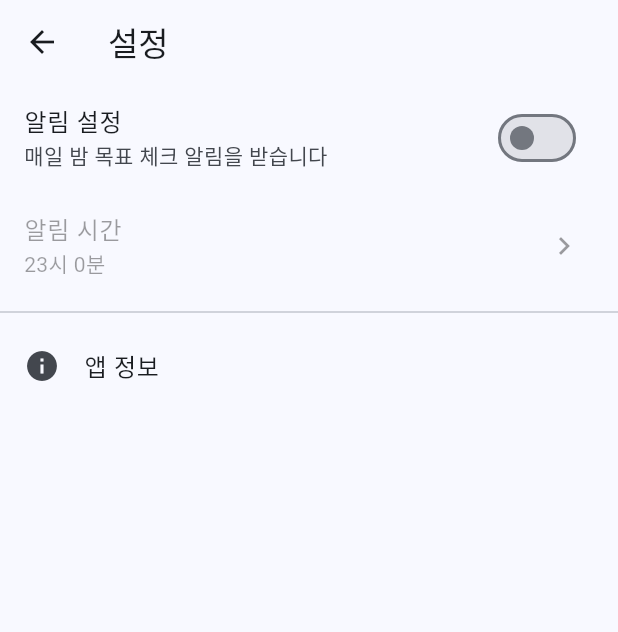
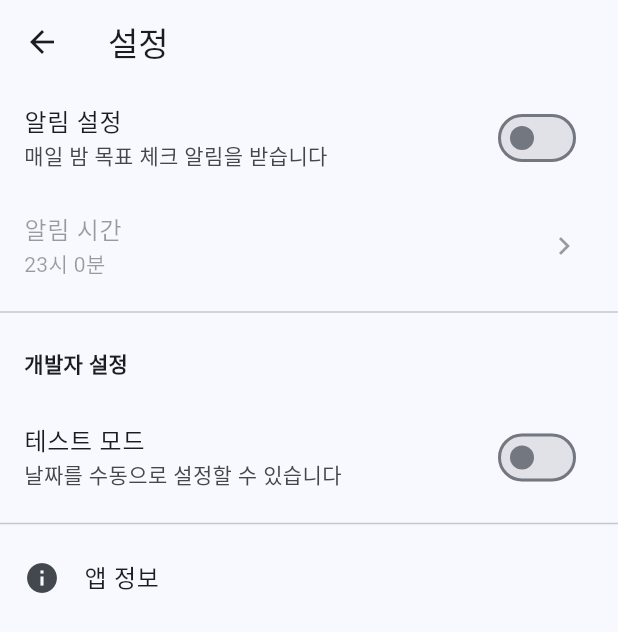
Before and after one commit to JingyunKim/my-app-project, a Flutter app: the SettingsScreen screen opened directly, after a tap on "알림 설정", on a phone screen of 412 x 824 dp. Shown: the top 632 px of the screen. Run offline on Flutter 3.47's test engine with Material 3 defaults, Android fonts, the phone set to English and light mode, and no system bars; our stand-ins replace flutter_local_notifications, flutter_native_timezone, shared_preferences, sqflite, table_calendar, timezone; missing offline and left inert: flutter_emoji; accounts and stored records are empty.

Commit message:
테스트 모드 개발

```diff
--- a/monthly_focus/lib/models/app_settings.dart
+++ b/monthly_focus/lib/models/app_settings.dart
@@ -6,6 +6,8 @@
  * - notification_time: 일일 알림 시간
  * - next_month_notification: 다음 달 목표 알림 여부
  * - theme_mode: 앱 테마 모드 (라이트/다크)
+ * - is_test_mode: 테스트 모드 활성화 여부
+ * - test_date: 테스트 모드에서 사용할 날짜
  *
  * 기능:
  * - JSON 직렬화/역직렬화
@@ -15,18 +17,57 @@
 
 import 'package:flutter/material.dart';
 import 'dart:convert';
+import 'package:provider/provider.dart';
 
-class AppSettings {
-  final bool notificationEnabled;
-  final TimeOfDay notificationTime;
-  final TimeOfDay resetTime;
+class AppSettings extends ChangeNotifier {
+  bool _notificationEnabled;
+  TimeOfDay _notificationTime;
+  TimeOfDay _resetTime;
+  bool _isTestMode;
+  DateTime? _testDate;
+
+  bool get notificationEnabled => _notificationEnabled;
+  TimeOfDay get notificationTime => _notificationTime;
+  TimeOfDay get resetTime => _resetTime;
+  bool get isTestMode => _isTestMode;
+  DateTime? get testDate => _testDate;
+
+  set notificationEnabled(bool value) {
+    _notificationEnabled = value;
+    notifyListeners();
+  }
+
+  set notificationTime(TimeOfDay value) {
+    _notificationTime = value;
+    notifyListeners();
+  }
+
+  set resetTime(TimeOfDay value) {
+    _resetTime = value;
+    notifyListeners();
+  }
+
+  set isTestMode(bool value) {
+    _isTestMode = value;
+    notifyListeners();
+  }
+
+  set testDate(DateTime? value) {
+    _testDate = value;
+    notifyListeners();
+  }
 
   AppSettings({
-    this.notificationEnabled = true,
+    bool notificationEnabled = true,
     TimeOfDay? notificationTime,
     TimeOfDay? resetTime,
-  })  : notificationTime = notificationTime ?? const TimeOfDay(hour: 23, minute: 0),
-        resetTime = resetTime ?? const TimeOfDay(hour: 2, minute: 0);
+    bool isTestMode = false,
+    DateTime? testDate,
+  })  : _notificationEnabled = notificationEnabled,
+        _notificationTime = notificationTime ?? const TimeOfDay(hour: 23, minute: 0),
+        _resetTime = resetTime ?? const TimeOfDay(hour: 2, minute: 0),
+        _isTestMode = isTestMode,
+        _testDate = testDate;
 
   // SharedPreferences에서 사용할 Map 변환 메서드
   Map<String, dynamic> toMap() {
@@ -36,6 +77,8 @@ class AppSettings {
       'notification_minute': notificationTime.minute,
       'reset_hour': resetTime.hour,
       'reset_minute': resetTime.minute,
+      'is_test_mode': isTestMode,
+      'test_date': testDate?.toIso8601String(),
     };
   }
 
@@ -45,15 +88,19 @@ class AppSettings {
   // SharedPreferences에서 데이터를 가져올 때 사용할 팩토리 메서드
   factory AppSettings.fromMap(Map<String, dynamic> map) {
     return AppSettings(
-      notificationEnabled: map['notification_enabled'] as bool,
+      notificationEnabled: map['notification_enabled'] as bool? ?? true,
       notificationTime: TimeOfDay(
-        hour: map['notification_hour'] as int,
-        minute: map['notification_minute'] as int,
+        hour: (map['notification_hour'] as int?) ?? 23,
+        minute: (map['notification_minute'] as int?) ?? 0,
       ),
       resetTime: TimeOfDay(
-        hour: map['reset_hour'] as int,
-        minute: map['reset_minute'] as int,
+        hour: (map['reset_hour'] as int?) ?? 2,
+        minute: (map['reset_minute'] as int?) ?? 0,
       ),
+      isTestMode: map['is_test_mode'] as bool? ?? false,
+      testDate: map['test_date'] != null
+          ? DateTime.parse(map['test_date'] as String)
+          : null,
     );
   }
 
@@ -66,11 +113,15 @@ class AppSettings {
     bool? notificationEnabled,
     TimeOfDay? notificationTime,
     TimeOfDay? resetTime,
+    bool? isTestMode,
+    DateTime? testDate,
   }) {
     return AppSettings(
       notificationEnabled: notificationEnabled ?? this.notificationEnabled,
       notificationTime: notificationTime ?? this.notificationTime,
       resetTime: resetTime ?? this.resetTime,
+      isTestMode: isTestMode ?? this.isTestMode,
+      testDate: testDate ?? this.testDate,
     );
   }
 }
--- a/monthly_focus/lib/providers/goal_provider.dart
+++ b/monthly_focus/lib/providers/goal_provider.dart
@@ -16,41 +16,33 @@
 import 'package:flutter/material.dart';
 import '../models/goal.dart';
 import '../models/daily_check.dart';
+import '../models/app_settings.dart';
 import '../services/database_service.dart';
 import '../services/storage_service.dart';
+import '../utils/date_utils.dart';
 
 class GoalProvider with ChangeNotifier {
   final DatabaseService _db = DatabaseService();
   final StorageService _storage = StorageService();
+  AppSettings _settings;
+
   List<Goal> _monthlyGoals = [];
   List<Goal> _nextMonthGoals = [];  // 다음 달 목표 저장
   List<DailyCheck> _todayChecks = [];
-  DateTime _currentMonth = DateTime.now();
+  late DateTime _currentMonth;
   Map<DateTime, List<DailyCheck>> _dailyChecksCache = {};
   Set<DateTime> _loadingDates = {};
 
-  // TODO: [테스트 코드] 배포 전 아래 테스트용 코드 제거
-  // 1. testCurrentDate 변수
-  // 2. testCurrentDate getter
-  // 3. setTestCurrentDate 메서드
-  // 4. canSetNextMonthGoals 메서드에서 실제 DateTime.now() 사용하도록 변경
-  // 5. HomeScreen의 날짜 변경 버튼 제거
-  DateTime _testCurrentDate = DateTime.now();
-  DateTime get testCurrentDate => _testCurrentDate;
-
-  Future<void> setTestCurrentDate(DateTime date) async {
-    _testCurrentDate = date;
-    _currentMonth = DateTime(date.year, date.month);
-    await loadMonthlyGoals();
-    await loadNextMonthGoals();
-    await loadTodayChecks();
-    notifyListeners();
+  GoalProvider(this._settings) {
+    _currentMonth = AppDateUtils.getCurrentDate();
   }
 
   List<Goal> get monthlyGoals => _monthlyGoals;
   List<Goal> get nextMonthGoals => _nextMonthGoals;  // 다음 달 목표 getter
   List<DailyCheck> get todayChecks => _todayChecks;
   DateTime get currentMonth => _currentMonth;
+
+  DateTime get _now => AppDateUtils.getCurrentDate();
 
   // 현재 월의 목표 로드
   Future<void> loadMonthlyGoals() async {
@@ -67,7 +59,7 @@ class GoalProvider with ChangeNotifier {
 
   // 오늘의 체크 상태 로드
   Future<void> loadTodayChecks() async {
-    final now = DateTime.now();
+    final now = _now;
     _todayChecks = await _db.getDailyChecksByDate(
       DateTime(now.year, now.month, now.day),
     );
@@ -103,7 +95,7 @@ class GoalProvider with ChangeNotifier {
 
   // 캐시 정리
   void clearOldCache() {
-    final now = DateTime.now();
+    final now = _now;
     final oneMonthAgo = DateTime(now.year, now.month - 1, now.day);
 
     _dailyChecksCache.removeWhere((date, _) => date.isBefore(oneMonthAgo));
@@ -119,7 +111,7 @@ class GoalProvider with ChangeNotifier {
   // 새로운 목표 추가
   Future<void> addGoal(String title, String? emoji, int position) async {
     // 다음 달 1일 생성
-    final now = DateTime.now();
+    final now = _now;
     final nextMonth = DateTime(now.year, now.month + 1, 1);
 
     final goal = Goal(
@@ -135,7 +127,7 @@ class GoalProvider with ChangeNotifier {
 
   // 목표 체크 상태 업데이트
   Future<void> toggleGoalCheck(Goal goal) async {
-    final now = DateTime.now();
+    final now = _now;
     final today = DateTime(now.year, now.month, now.day);
 
     // 이미 체크된 항목이 있는지 확인
@@ -177,7 +169,7 @@ class GoalProvider with ChangeNotifier {
 
   // 다음 달 목표 설정 가능 여부 확인
   bool canSetNextMonthGoals() {
-    final now = testCurrentDate;  // DateTime.now() 대신 testCurrentDate 사용
+    final now = _now;
     final installDate = _storage.getInstallDate();
 
     // 설치 당월인 경우 항상 설정 가능
@@ -189,6 +181,12 @@ class GoalProvider with ChangeNotifier {
     return now.day >= 25;
   }
 
+  // 설정 업데이트
+  void updateSettings(AppSettings settings) {
+    _settings = settings;
+    loadTodayChecks(); // 테스트 모드 변경을 반영하기 위해 오늘의 체크 상태 다시 로드
+  }
+
   // 특정 월의 목표 조회
   Future<List<Goal>> getGoalsByMonth(DateTime month) async {
     return await _db.getGoalsByMonth(month);
--- a/monthly_focus/lib/screens/settings/settings_screen.dart
+++ b/monthly_focus/lib/screens/settings/settings_screen.dart
@@ -8,18 +8,22 @@
  * - 테마 설정 (라이트/다크 모드)
  * - 앱 정보 표시
  * - 데이터 백업/복원
+ * - 테스트 모드 설정
  *
  * 화면 구성:
  * - NotificationSettings: 알림 관련 설정
  * - ThemeSettings: 테마 모드 설정
  * - AppInfo: 버전, 개발자 정보
  * - DataManagement: 데이터 관리 옵션
+ * - TestModeSettings: 테스트 모드 설정 (개발자용)
  */
 
 import 'package:flutter/material.dart';
+import 'package:provider/provider.dart';
 import '../../services/notification_service.dart';
 import '../../services/storage_service.dart';
 import '../../models/app_settings.dart';
+import '../../utils/date_utils.dart';
 
 class SettingsScreen extends StatefulWidget {
   const SettingsScreen({super.key});
@@ -31,68 +35,66 @@ class SettingsScreen extends StatefulWidget {
 class _SettingsScreenState extends State<SettingsScreen> {
   final NotificationService _notificationService = NotificationService();
   final StorageService _storageService = StorageService();
-  late AppSettings _settings;
-  bool _isLoading = true;
 
-  @override
-  void initState() {
-    super.initState();
-    _loadSettings();
-  }
-
-  Future<void> _loadSettings() async {
-    final settings = await _storageService.loadSettings();
-    setState(() {
-      _settings = settings;
-      _isLoading = false;
-    });
-  }
-
-  Future<void> _updateNotificationEnabled(bool value) async {
-    final newSettings = _settings.copyWith(notificationEnabled: value);
-    await _storageService.saveSettings(newSettings);
+  Future<void> _updateNotificationEnabled(AppSettings settings, bool value) async {
+    settings.notificationEnabled = value;
+    await _storageService.saveSettings(settings);
 
     if (value) {
       await _notificationService.scheduleDailyReminder();
     } else {
       await _notificationService.cancelAllNotifications();
     }
-
-    setState(() {
-      _settings = newSettings;
-    });
   }
 
-  Future<void> _updateNotificationTime() async {
+  Future<void> _updateNotificationTime(AppSettings settings) async {
     final TimeOfDay? picked = await showTimePicker(
       context: context,
-      initialTime: _settings.notificationTime,
+      initialTime: settings.notificationTime,
     );
 
     if (picked != null) {
-      final newSettings = _settings.copyWith(notificationTime: picked);
-      await _storageService.saveSettings(newSettings);
+      settings.notificationTime = picked;
+      await _storageService.saveSettings(settings);
 
-      if (_settings.notificationEnabled) {
+      if (settings.notificationEnabled) {
         await _notificationService.scheduleDailyReminder();
       }
+    }
+  }
 
-      setState(() {
-        _settings = newSettings;
-      });
+  Future<void> _updateTestMode(AppSettings settings, bool value) async {
+    settings.isTestMode = value;
+    if (value) {
+      settings.testDate = AppDateUtils.getCurrentDate();
+    } else {
+      settings.testDate = null;
+    }
+    await _storageService.saveSettings(settings);
+    AppDateUtils.initialize(settings);
+  }
+
+  Future<void> _updateTestDate(AppSettings settings) async {
+    if (!settings.isTestMode) return;
+
+    final DateTime? picked = await showDatePicker(
+      context: context,
+      initialDate: settings.testDate ?? AppDateUtils.getCurrentDate(),
+      firstDate: DateTime(2000),
+      lastDate: DateTime(2100),
+    );
+
+    if (picked != null) {
+      settings.testDate = picked;
+      await _storageService.saveSettings(settings);
+      AppDateUtils.initialize(settings);
     }
   }
 
   @override
   Widget build(BuildContext context) {
-    if (_isLoading) {
-      return const Scaffold(
-        body: Center(
-          child: CircularProgressIndicator(),
-        ),
-      );
-    }
-
+    return Consumer<AppSettings>(
+      builder: (context, settings, child) {
         return Scaffold(
           appBar: AppBar(
             title: const Text('설정'),
@@ -102,17 +104,38 @@ class _SettingsScreenState extends State<SettingsScreen> {
               SwitchListTile(
                 title: const Text('알림 설정'),
                 subtitle: const Text('매일 밤 목표 체크 알림을 받습니다'),
-            value: _settings.notificationEnabled,
-            onChanged: _updateNotificationEnabled,
+                value: settings.notificationEnabled,
+                onChanged: (value) => _updateNotificationEnabled(settings, value),
               ),
               ListTile(
                 title: const Text('알림 시간'),
                 subtitle: Text(
-              '${_settings.notificationTime.hour}시 ${_settings.notificationTime.minute}분',
+                  '${settings.notificationTime.hour}시 ${settings.notificationTime.minute}분',
                 ),
                 trailing: const Icon(Icons.chevron_right),
-            onTap: _updateNotificationTime,
-            enabled: _settings.notificationEnabled,
+                onTap: () => _updateNotificationTime(settings),
+                enabled: settings.notificationEnabled,
+              ),
+              const Divider(),
+              // 개발자 설정 섹션 추가
+              const Padding(
+                padding: EdgeInsets.all(16.0),
+                child: Text('개발자 설정', style: TextStyle(fontWeight: FontWeight.bold)),
+              ),
+              SwitchListTile(
+                title: const Text('테스트 모드'),
+                subtitle: const Text('날짜를 수동으로 설정할 수 있습니다'),
+                value: settings.isTestMode,
+                onChanged: (value) => _updateTestMode(settings, value),
+              ),
+              if (settings.isTestMode)
+                ListTile(
+                  title: const Text('테스트 날짜 설정'),
+                  subtitle: Text(
+                    settings.testDate?.toString().split(' ')[0] ?? '날짜를 선택해주세요',
+                  ),
+                  trailing: const Icon(Icons.calendar_today),
+                  onTap: () => _updateTestDate(settings),
                 ),
               const Divider(),
               AboutListTile(
@@ -125,5 +148,7 @@ class _SettingsScreenState extends State<SettingsScreen> {
             ],
           ),
         );
+      },
+    );
   }
 }
--- /dev/null
+++ b/monthly_focus/lib/utils/date_utils.dart
@@ -0,0 +1,29 @@
+import 'package:flutter/material.dart';
+import 'package:provider/provider.dart';
+import '../models/app_settings.dart';
+
+class AppDateUtils {
+  static AppSettings? _settings;
+
+  static void initialize(AppSettings settings) {
+    _settings = settings;
+  }
+
+  /// 현재 앱 설정에 따라 현재 날짜를 반환합니다.
+  /// 테스트 모드가 활성화되어 있고 테스트 날짜가 설정되어 있다면 테스트 날짜를 반환하고,
+  /// 그렇지 않다면 실제 현재 날짜를 반환합니다.
+  static DateTime getCurrentDate([BuildContext? context]) {
+    if (_settings != null && _settings!.isTestMode && _settings!.testDate != null) {
+      return _settings!.testDate!;
+    }
+    if (context != null) {
+      try {
+        final settings = Provider.of<AppSettings>(context, listen: false);
+        if (settings.isTestMode && settings.testDate != null) {
+          return settings.testDate!;
+        }
+      } catch (_) {}
+    }
+    return DateTime.now();
+  }
+}
```
Also changed, not shown: monthly_focus/lib/main.dart (+22 -7 lines), monthly_focus/lib/screens/home/home_screen.dart (+3 -20 lines). Lines whose indentation alone changed are shown as unchanged.
